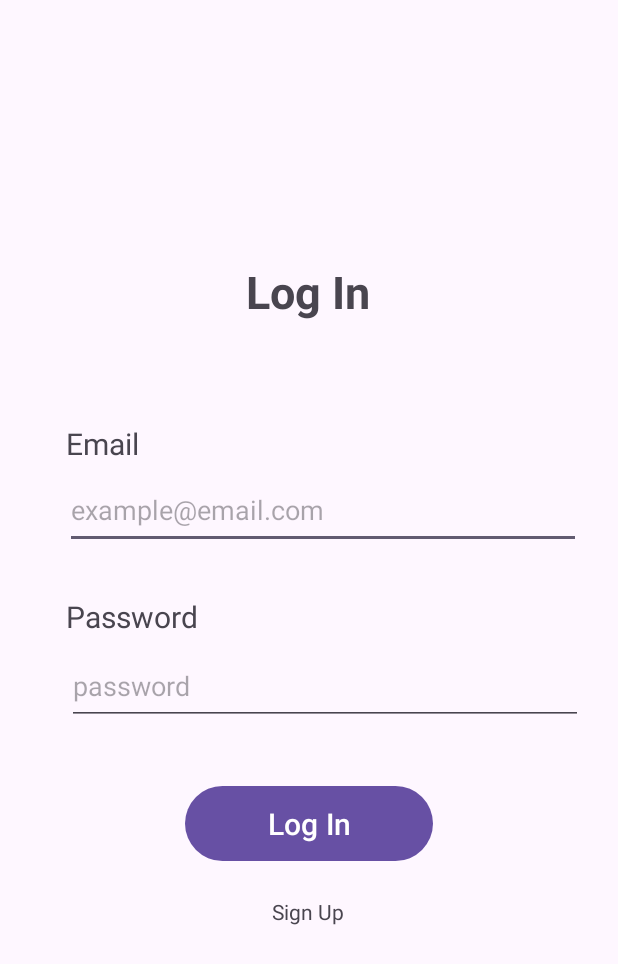
After one commit to ST10062618/MyCollectRepo, an Android app: the LogIn screen opened directly, with no data from a screen before it, on a phone screen of 412 x 824 dp. The commit adds this screen. Shown: the top 964 px of the screen. Run offline under Robolectric (Android 15) with nearby library versions, the phone set to English and light mode, and no system bars; our stand-ins replace Firebase (no records; nobody signed in at launch, a user with empty details on screens opened directly).

Commit message:
Log in screen added

```diff
--- a/app/src/main/AndroidManifest.xml
+++ b/app/src/main/AndroidManifest.xml
@@ -12,6 +12,11 @@
         android:supportsRtl="true"
         android:theme="@style/Theme.MyCollectSub"
         tools:targetApi="31">
+        <activity
+            android:name=".LogIn"
+            android:exported="false"
+            android:label="@string/title_activity_log_in"
+            android:theme="@style/Theme.MyCollectSub" />
         <activity
             android:name=".SignUp"
             android:exported="false"
--- /dev/null
+++ b/app/src/main/java/com/authorisation/mycollectsub/LogIn.kt
@@ -0,0 +1,89 @@
+package com.authorisation.mycollectsub
+
+import android.content.Intent
+import android.os.Bundle
+import android.util.Patterns
+import android.widget.Button
+import android.widget.EditText
+import android.widget.TextView
+import android.widget.Toast
+import androidx.activity.enableEdgeToEdge
+import androidx.appcompat.app.AppCompatActivity
+import androidx.core.view.ViewCompat
+import androidx.core.view.WindowInsetsCompat
+import com.google.firebase.FirebaseApp
+import com.google.firebase.auth.FirebaseAuth
+
+
+class LogIn : AppCompatActivity() {
+
+    override fun onCreate(savedInstanceState: Bundle?) {
+        super.onCreate(savedInstanceState)
+        enableEdgeToEdge()
+        setContentView(R.layout.activity_log_in)
+        ViewCompat.setOnApplyWindowInsetsListener(findViewById(R.id.main)) { v, insets ->
+            val systemBars = insets.getInsets(WindowInsetsCompat.Type.systemBars())
+            v.setPadding(systemBars.left, systemBars.top, systemBars.right, systemBars.bottom)
+            insets
+        }
+
+        // Initialize Firebase
+        FirebaseApp.initializeApp(this)
+        val auth = FirebaseAuth.getInstance()
+        val emailInfo = findViewById<EditText>(R.id.emailView1);
+        val passwordInfo = findViewById<EditText>(R.id.passwordView1);
+        val LogInBtn = findViewById<Button>(R.id.logInBtn);
+        val SignUpLink = findViewById<TextView>(R.id.signUpLink);
+
+        SignUpLink.setOnClickListener {
+            val intent = Intent(this, SignUp::class.java)
+            startActivity(intent);
+            finish();
+        }
+
+        LogInBtn.setOnClickListener {
+
+            val email = emailInfo.text.toString();
+            val password = passwordInfo.text.toString();
+
+            //validation
+            //check email address
+            if (!Patterns.EMAIL_ADDRESS.matcher(email).matches()) {
+                emailInfo.setError("Email is invalid");
+                return@setOnClickListener
+            }
+            //check password
+            if (password.length < 8) {
+                passwordInfo.setError("Password must be at least 8 characters long")
+                return@setOnClickListener
+            }
+
+            else{
+                logInFirebase(email, password);
+            }
+        }
+
+
+    }
+
+    fun logInFirebase(email: String, password: String) {
+        val auth = FirebaseAuth.getInstance()
+
+        auth.signInWithEmailAndPassword(email, password)
+            .addOnCompleteListener { task ->
+                if (task.isSuccessful) {
+                    // Login successful
+                    val user = auth.currentUser
+                    Toast.makeText(this@LogIn, "Login successful", Toast.LENGTH_SHORT).show();
+                    val intent = Intent(this, MainActivity::class.java)
+                    startActivity(intent)
+                    finish()
+                } else {
+                    // Login failed
+                    val exception = task.exception
+                    Toast.makeText(this@LogIn, "Email or Password is Incorrect", Toast.LENGTH_LONG).show();
+                }
+            }
+    }
+
+}
--- /dev/null
+++ b/app/src/main/res/layout/activity_log_in.xml
@@ -0,0 +1,127 @@
+<?xml version="1.0" encoding="utf-8"?>
+
+<ScrollView xmlns:android="http://schemas.android.com/apk/res/android"
+    xmlns:app="http://schemas.android.com/apk/res-auto"
+    xmlns:tools="http://schemas.android.com/tools"
+    android:layout_width="match_parent"
+    android:layout_height="match_parent"
+    android:fillViewport="true"
+    android:focusableInTouchMode="true">
+
+
+    <androidx.constraintlayout.widget.ConstraintLayout
+        android:id="@+id/main"
+        android:layout_width="match_parent"
+        android:layout_height="wrap_content"
+        android:layout_gravity="center"
+        tools:context=".SignUp"
+        tools:ignore="ExtraText">
+
+
+        <TextView
+            android:id="@+id/textView9"
+            android:layout_width="188dp"
+            android:layout_height="55dp"
+            android:gravity="center"
+            android:text="Log In"
+            android:textSize="30dp"
+            android:textStyle="bold"
+            app:layout_constraintBottom_toBottomOf="parent"
+            app:layout_constraintEnd_toEndOf="parent"
+            app:layout_constraintHorizontal_bias="0.497"
+            app:layout_constraintStart_toStartOf="parent"
+            app:layout_constraintTop_toTopOf="parent"
+            app:layout_constraintVertical_bias="0.217" />
+
+        <TextView
+            android:id="@+id/textView12"
+            android:layout_width="115dp"
+            android:layout_height="28dp"
+            android:text="Email"
+            android:textSize="20dp"
+            app:layout_constraintBottom_toBottomOf="parent"
+            app:layout_constraintEnd_toEndOf="parent"
+            app:layout_constraintHorizontal_bias="0.148"
+            app:layout_constraintStart_toStartOf="parent"
+            app:layout_constraintTop_toTopOf="parent"
+            app:layout_constraintVertical_bias="0.354" />
+
+        <EditText
+            android:id="@+id/emailView1"
+            android:layout_width="344dp"
+            android:layout_height="51dp"
+            android:ems="10"
+            android:hint="example@email.com"
+            android:inputType="textEmailAddress"
+            app:layout_constraintBottom_toBottomOf="parent"
+            app:layout_constraintEnd_toEndOf="parent"
+            app:layout_constraintHorizontal_bias="0.641"
+            app:layout_constraintStart_toStartOf="parent"
+            app:layout_constraintTop_toTopOf="parent"
+            app:layout_constraintVertical_bias="0.407" />
+
+        <TextView
+            android:id="@+id/textView14"
+            android:layout_width="132dp"
+            android:layout_height="29dp"
+            android:text="Password"
+            android:textSize="20dp"
+            app:layout_constraintBottom_toBottomOf="parent"
+            app:layout_constraintEnd_toEndOf="parent"
+            app:layout_constraintHorizontal_bias="0.157"
+            app:layout_constraintStart_toStartOf="parent"
+            app:layout_constraintTop_toTopOf="parent" />
+
+
+        <Button
+            android:id="@+id/logInBtn"
+            android:layout_width="165dp"
+            android:layout_height="58dp"
+            android:text="Log In"
+            android:textSize="20sp"
+            app:layout_constraintBottom_toBottomOf="parent"
+            app:layout_constraintEnd_toEndOf="parent"
+            app:layout_constraintStart_toStartOf="parent"
+            app:layout_constraintTop_toTopOf="parent"
+            app:layout_constraintVertical_bias="0.679" />
+
+        <EditText
+            android:id="@+id/passwordView1"
+            android:layout_width="344dp"
+            android:layout_height="52dp"
+            android:ems="10"
+            android:hint="password "
+            android:inputType="textPassword"
+            app:layout_constraintBottom_toBottomOf="parent"
+            app:layout_constraintEnd_toEndOf="parent"
+            app:layout_constraintHorizontal_bias="0.656"
+            app:layout_constraintStart_toStartOf="parent"
+            app:layout_constraintTop_toTopOf="parent"
+            app:layout_constraintVertical_bias="0.559" />
+
+
+        <TextView
+            android:id="@+id/signUpLink"
+            android:layout_width="126dp"
+            android:layout_height="25dp"
+            android:layout_marginBottom="164dp"
+            android:gravity="center"
+            android:text="Sign Up"
+            app:layout_constraintBottom_toBottomOf="parent"
+            app:layout_constraintEnd_toEndOf="parent"
+            app:layout_constraintHorizontal_bias="0.498"
+            app:layout_constraintStart_toStartOf="parent"
+            app:layout_constraintTop_toBottomOf="@+id/logInBtn"
+            app:layout_constraintVertical_bias="0.305" />
+
+        <ProgressBar
+            android:id="@+id/signUpProgress"
+            style="?android:attr/progressBarStyle"
+            android:layout_width="wrap_content"
+            android:layout_height="wrap_content"
+            android:visibility="gone"
+            app:layout_constraintBottom_toTopOf="@+id/LogInLink"
+            app:layout_constraintEnd_toEndOf="parent"
+            app:layout_constraintStart_toStartOf="parent" />
+    </androidx.constraintlayout.widget.ConstraintLayout>
+</ScrollView>
--- a/app/src/main/res/values/strings.xml
+++ b/app/src/main/res/values/strings.xml
@@ -45,4 +45,5 @@
     </string>
     <string name="title_activity_splash">Splash</string>
     <string name="title_activity_sign_up">SignUp</string>
+    <string name="title_activity_log_in">LogIn</string>
 </resources>
```
Also changed, not shown: app/src/main/java/com/authorisation/mycollectsub/First4Fragment.kt (added, +44 -0 lines), app/src/main/java/com/authorisation/mycollectsub/MainActivity.kt (+6 -19 lines), app/src/main/java/com/authorisation/mycollectsub/Second4Fragment.kt (added, +44 -0 lines), app/src/main/java/com/authorisation/mycollectsub/SignUp.kt (+10 -0 lines), app/src/main/res/layout/content_log_in.xml (added, +19 -0 lines), app/src/main/res/layout/fragment_first4.xml (added, +35 -0 lines), app/src/main/res/layout/fragment_second4.xml (added, +35 -0 lines), app/src/main/res/navigation/nav_graph4.xml (added, +28 -0 lines), app/src/main/res/drawable/splash.png (added).
